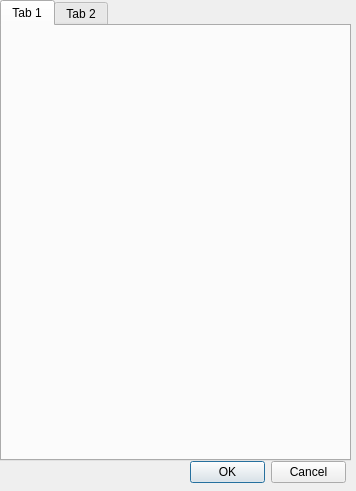
Above: settingpage.ui from hanzh1/CameraMouseSuite before the change. Below: the same form after it.
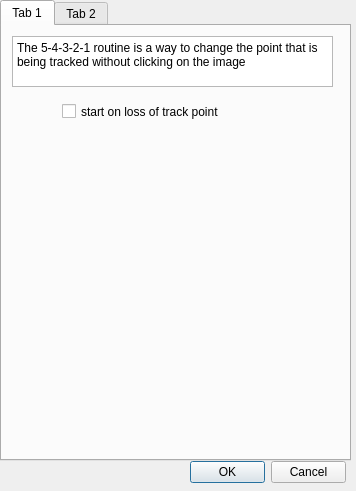
That is the form after the change.

Commit message: passing settings as a variable into settingpage ui

```diff
--- a/settingpage.ui
+++ b/settingpage.ui
@@ -26,6 +26,36 @@
     <attribute name="title">
      <string>Tab 1</string>
     </attribute>
+    <widget class="QCheckBox" name="fiveSecOnLoss">
+     <property name="geometry">
+      <rect>
+       <x>60</x>
+       <y>70</y>
+       <width>171</width>
+       <height>31</height>
+      </rect>
+     </property>
+     <property name="text">
+      <string>start on loss of track point</string>
+     </property>
+    </widget>
+    <widget class="QTextBrowser" name="textBrowser">
+     <property name="geometry">
+      <rect>
+       <x>10</x>
+       <y>10</y>
+       <width>321</width>
+       <height>51</height>
+      </rect>
+     </property>
+     <property name="html">
+      <string>&lt;!DOCTYPE HTML PUBLIC &quot;-//W3C//DTD HTML 4.0//EN&quot; &quot;http://www.w3.org/TR/REC-html40/strict.dtd&quot;&gt;
+&lt;html&gt;&lt;head&gt;&lt;meta name=&quot;qrichtext&quot; content=&quot;1&quot; /&gt;&lt;meta charset=&quot;utf-8&quot; /&gt;&lt;style type=&quot;text/css&quot;&gt;
+p, li { white-space: pre-wrap; }
+&lt;/style&gt;&lt;/head&gt;&lt;body style=&quot; font-family:'Segoe UI'; font-size:9pt; font-weight:400; font-style:normal;&quot;&gt;
+&lt;p style=&quot; margin-top:0px; margin-bottom:0px; margin-left:0px; margin-right:0px; -qt-block-indent:0; text-indent:0px;&quot;&gt;The 5-4-3-2-1 routine is a way to change the point that is being tracked without clicking on the image&lt;/p&gt;&lt;/body&gt;&lt;/html&gt;</string>
+     </property>
+    </widget>
    </widget>
    <widget class="QWidget" name="tab_2">
     <attribute name="title">
```
Left out of the diff: 3 changed lines with no effect on the pictures. The commit also changes 4 other files.
